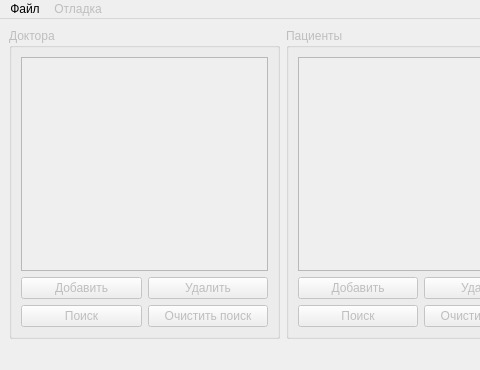
Before: the Qt Designer form mainwindow.ui in skrine525/fefu-fds-coursework, drawn with Qt 5; both pictures show x 0 to 480 and y 0 to 370 of the 842 by 370 pixel window.
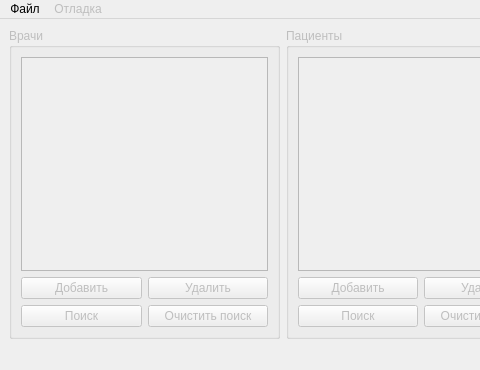
After: the same form once the commit is applied.

Commit message: Added Cascade delete for Patient table

Patch:
```diff
--- a/mainwindow.ui
+++ b/mainwindow.ui
@@ -21,7 +21,7 @@
        <bool>false</bool>
       </property>
       <property name="title">
-       <string>Доктора</string>
+       <string>Врачи</string>
       </property>
       <layout class="QGridLayout" name="gridLayout_2">
        <item row="0" column="0">
```
Left out of the diff: 4 changed lines with no effect on the pictures. The commit also changes 1 other file.
